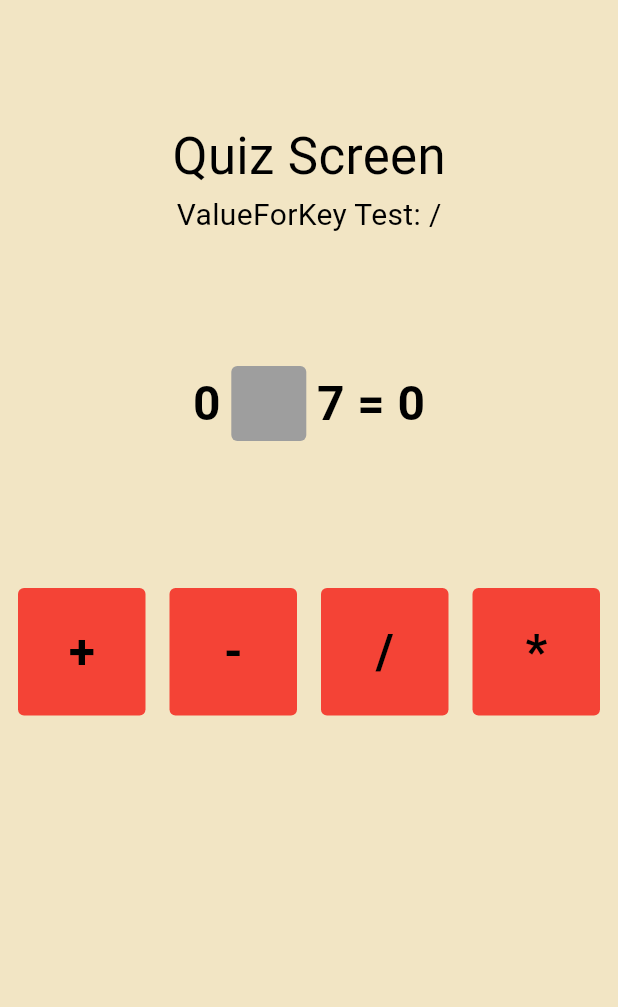
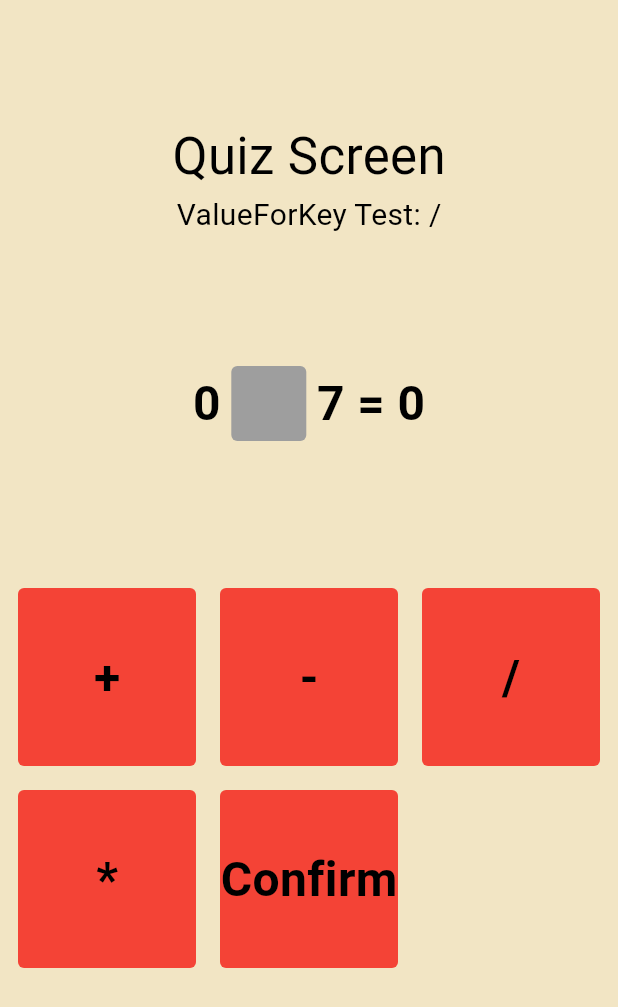
Before and after one commit to paolo249/numbers_ninja_app, a Flutter app: the screen it shows after launch, after a tap on "Start Game", on a phone screen of 412 x 824 dp. Shown: the top 1007 px of the screen. Run offline on Flutter 3.47's test engine with Material 3 defaults, Android fonts, the phone set to English and light mode, and no system bars.

Commit message:
More development on UI

```diff
--- a/lib/main.dart
+++ b/lib/main.dart
@@ -155,7 +155,8 @@
    '+',
    '-',
    '/',
-   '*'
+   '*',
+   'Confirm'
 
   ];
 
@@ -164,7 +165,8 @@
     1: '+',
     2: '-',
     3: '/',
-    4: '*'
+    4: '*',
+    5: 'Confirm'
  };
 
 
@@ -172,19 +174,34 @@
  // answer
   String answer = '';
 
-// user tapped button
-void buttonTapped(String button){
-  setState((){
-    // max of 1 math operation
-    if(answer.isEmpty){
-    answer = button;
-    counter++;
+  // Get key from value using numToMathOp map
+  int getKeyFromValue(Map<int, String> numToMathOp, String value) {
+
+  for (var entry in numToMathOp.entries) {
+    if (entry.value == value) {
+      return entry.key;
     }
   }
+  return 0;
 
-  );
-  // resetState();
+   // If the value is not found in the map
 }
+
+// user tapped button
+// void buttonTapped(String button){
+
+//   setState((){
+//     // max of 1 math operation
+
+//     if(answer.isEmpty){
+//     answer = button;
+//     counter++;
+//     }
+//   }
+
+//   );
+//   // resetState();
+// }
 void resetState(){
   setState((){
     answer = '';
@@ -231,22 +248,100 @@
          print('An exception occurred: $e');
       }
 
-
-
       // resetState();
       num3 = num3.toInt();
       return num3;
    }
-  //  num3Answer(num1, num2, numToChar, valueForKey);
+   num3Answer(num1, num2, numToChar, valueForKey);
 
-   String checkAnswer(int index){
-     String name = '';
-    if(valueForKey == mathOperations[index]){
-      name = 'Correct';
+   void checkAnswer(String button){
+
+      if(valueForKey == button){
+
+      showDialog(
+        context: context,
+        builder: (context) {
+          return AlertDialog(
+            content: Container(
+              height: 200,
+              color: Colors.deepPurple,
+              child: Column(
+                children: [
+                  Text('Correct!',
+                  style: normalTextStyle),
+                  Container(
+                  decoration: BoxDecoration(color: Colors.deepPurple[300]),
+                  child: Center(
+                    child: Icon(
+                      Icons.arrow_forward,
+                      color: Colors.white,
+                    ),
+                    ),
+                  ),
+                ],
+
+
+                ),
+              ),
+          );
+      });
+
+
+    }
+  //   if(valueForKey == mathOperations[index]){
+
+  //     showDialog(
+  //       context: context,
+  //       builder: (context) {
+  //         return AlertDialog(
+  //           content: Container(
+  //             height: 200,
+  //             color: Colors.deepPurple,
+  //             child: Column(
+  //               children: [
+  //                 Text('Correct!',
+  //                 style: normalTextStyle),
+  //                 Container(
+  //                 decoration: BoxDecoration(color: Colors.deepPurple[300]),
+  //                 child: Center(
+  //                   child: Icon(
+  //                     Icons.arrow_forward,
+  //                     color: Colors.white,
+  //                   ),
+  //                   ),
+  //                 ),
+  //               ],
+
+
+  //               ),
+  //             ),
+  //         );
+  //     });
+  //  }
 
    }
-   return name;
-   }
+
+  void buttonTapped(String button){
+  // int valueResult = getKeyFromValue(numToMathOp, button);
+  setState((){
+    // max of 1 math operation
+    if(button == "Confirm"){
+      checkAnswer(button);
+    }
+    else if(answer.isNotEmpty){
+    answer = answer.substring(0, answer.length - 1);
+    }
+    else if(answer.length < 1){
+    answer += button;
+    counter++;
+    }
+  }
+
+  );
+  // resetState();
+}
+
+
 
     return MaterialApp(
 
@@ -259,77 +354,41 @@
             // Title
             Container(
             height: 80),
-            const Text('Quiz Screen', style: TextStyle(fontSize: 34, color: Colors.black)),
+            Text('Quiz Screen', style: TextStyle(fontSize: 34, color: Colors.black)),
 
             Text("ValueForKey Test: " + valueForKey, style: TextStyle(fontSize: 20, color: Colors.black)),
             // Math Equation - Question
-            Expanded(
-              child: Center(
-
-                child: Row(
-                  mainAxisAlignment: MainAxisAlignment.center,
-
-                  // child: Container(
-                  children: [
-                    // Question
-
-                    Text(
-                       num1.toString(),
-                       style: normalTextStyle,
-                    ),
-
-                    // User Input for Math Operation
-                    SizedBox(width: 7),
-                    Container(
-                      height: 50,
-                      width: 50,
-                      decoration: BoxDecoration(
-                        color: Colors.grey[500],
-                        borderRadius: BorderRadius.circular(4),
-                      ),
-                      child: Center(child: Text(answer, style: normalTextStyle)),
-                    ),
-                    SizedBox(width: 7),
-                    Text(
-                        num2.toString() + " = " + num3.toString(),
-                         style: normalTextStyle,
-                    ),
-                    // SizedBox(width: 7),
-                    // Text(
-                    //     '=',
-                    //      style: normalTextStyle,
-                    // ),
-                    // SizedBox(width: 7),
-                    // Text(
-                    //     num3.toString(),
-                    //      style: normalTextStyle,
-                    // ),
-
-                    // Answer
-
-                  ],
-                // ),
-                )
-              ),
-              ),
+            MathEquation(num1: num1, answer: answer, num2: num2, num3: num3),
             // Operation Button
             Expanded(
               flex: 2,
-              child: Padding(
+              child: Container(
                 padding: const EdgeInsets.all(4.0),
+
+
                 child: GridView.builder(
                   itemCount: mathOperations.length,
                   gridDelegate: const SliverGridDelegateWithFixedCrossAxisCount(
-                    crossAxisCount: 4,
+                    crossAxisCount: 3,
+
                 ),
                 itemBuilder: (context, index) {
                   return MyButton(
                     child: mathOperations[index],
                     onTap: () {
                       buttonTapped(mathOperations[index]);
-                      Navigator.pushReplacement(context,
-                      MaterialPageRoute(builder: (_) => QuizScreen()),
-                      );
+                      // checkAnswer(index);
+                      // Navigator.pushReplacement(context,
+                      // PageRouteBuilder(pageBuilder: (_, __, ___) => QuizScreen(),
+                      // transitionDuration: Duration(milliseconds: 800),
+                      // transitionsBuilder: (_, animation, __, child){
+                      //   return FadeTransition(
+                      //     opacity: animation,
+                      //     child: child,
+                      //   );
+                      // },
+                      // ),
+                      // ); // Navigator
                     },
 
                     );
@@ -346,6 +405,62 @@
 
 
 
+  }
+}
+
+class MathEquation extends StatelessWidget {
+  const MathEquation({
+    super.key,
+    required this.num1,
+    required this.answer,
+    required this.num2,
+    required this.num3,
+  });
+
+  final int num1;
+  final String answer;
+  final int num2;
+  final int num3;
+
+  @override
+  Widget build(BuildContext context) {
+    return Expanded(
+      child: Center(
+        child: Row(
+          mainAxisAlignment: MainAxisAlignment.center,
+          children: [
+            // First element of Math Operation
+            Text(
+               num1.toString(),
+               style: normalTextStyle,
+            ),
+
+            SizedBox(width: 7),
+
+            // User Input for Math Operation (Grey Box)
+            Container(
+              height: 50,
+              width: 50,
+              decoration: BoxDecoration(
+                color: Colors.grey[500],
+                borderRadius: BorderRadius.circular(4),
+              ),
+              child: Center(
+                child: Text(answer, style: normalTextStyle)),
+
+            ),
+            SizedBox(width: 7),
+
+            // Concatenate last three elements of Math Operation
+            Text(
+                num2.toString() + " = " + num3.toString(),
+                 style: normalTextStyle,
+            ),
+
+          ],
+        )
+      ),
+      );
   }
 }
 
```
Also changed, not shown: 1 other file.
